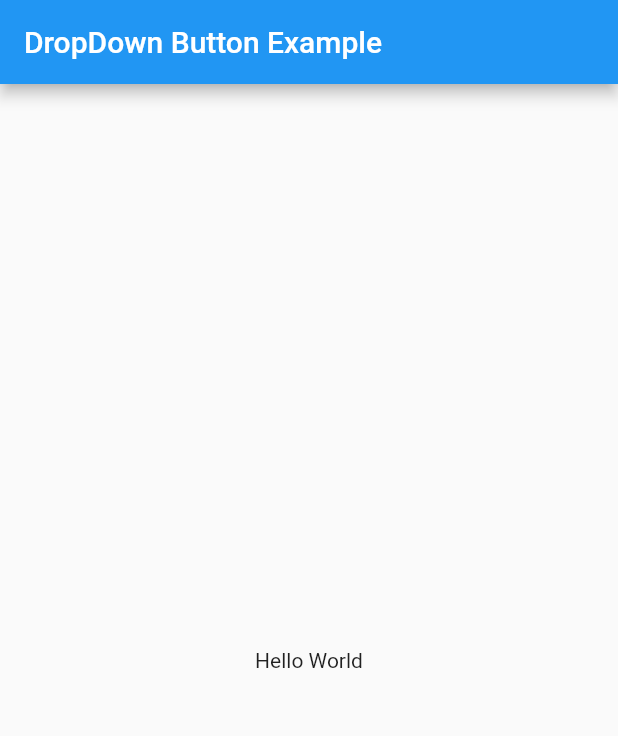
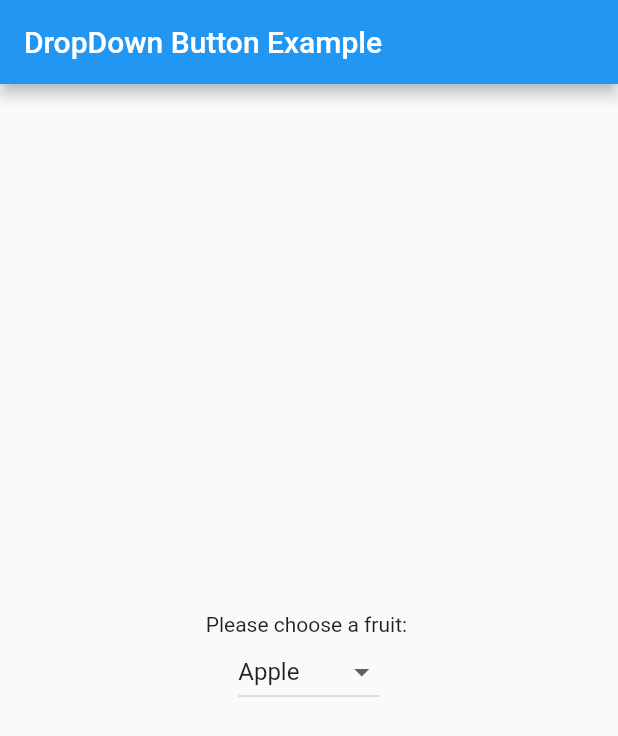
Before and after one commit to nisrulz/flutter-examples, a Flutter app: the screen it shows after launch, on a phone screen of 412 x 824 dp. Shown: the top 736 px of the screen. Run offline on Flutter 3.47's test engine with Material 2 defaults, Android fonts, the phone set to English and light mode, and no system bars.

Commit message:
implemented: dropdown_button example

```diff
--- a/dropdown_button/lib/main.dart
+++ b/dropdown_button/lib/main.dart
@@ -2,7 +2,40 @@ import 'package:flutter/material.dart';
 
 void main() => runApp(new MyApp());
 
-class MyApp extends StatelessWidget {
+class MyApp extends StatefulWidget {
+  @override
+  State<StatefulWidget> createState() {
+    return new MyAppState();
+  }
+}
+
+class MyAppState extends State<MyApp> {
+  List _fruits = ["Apple", "Banana", "Pineapple", "Mango", "Grapes"];
+
+  List<DropdownMenuItem<String>> _dropDownMenuItems;
+  String _selectedFruit;
+
+  @override
+  void initState() {
+    _dropDownMenuItems = buildAndGetDropDownMenuItems(_fruits);
+    _selectedFruit = _dropDownMenuItems[0].value;
+    super.initState();
+  }
+
+  List<DropdownMenuItem<String>> buildAndGetDropDownMenuItems(List fruits) {
+    List<DropdownMenuItem<String>> items = new List();
+    for (String fruit in fruits) {
+      items.add(new DropdownMenuItem(value: fruit, child: new Text(fruit)));
+    }
+    return items;
+  }
+
+  void changedDropDownItem(String selectedFruit) {
+    setState(() {
+      _selectedFruit = selectedFruit;
+    });
+  }
+
   @override
   Widget build(BuildContext context) {
     return new MaterialApp(
@@ -11,7 +44,19 @@ class MyApp extends StatelessWidget {
           title: new Text("DropDown Button Example"),
         ),
         body: new Container(
-          child: new Center(child: new Text("Hello World")),
+          child: new Center(
+              child: new Column(
+            crossAxisAlignment: CrossAxisAlignment.center,
+            mainAxisAlignment: MainAxisAlignment.center,
+            children: <Widget>[
+              new Text("Please choose a fruit: "),
+              new DropdownButton(
+                value: _selectedFruit,
+                items: _dropDownMenuItems,
+                onChanged: changedDropDownItem,
+              )
+            ],
+          )),
         ),
       ),
     );
```
